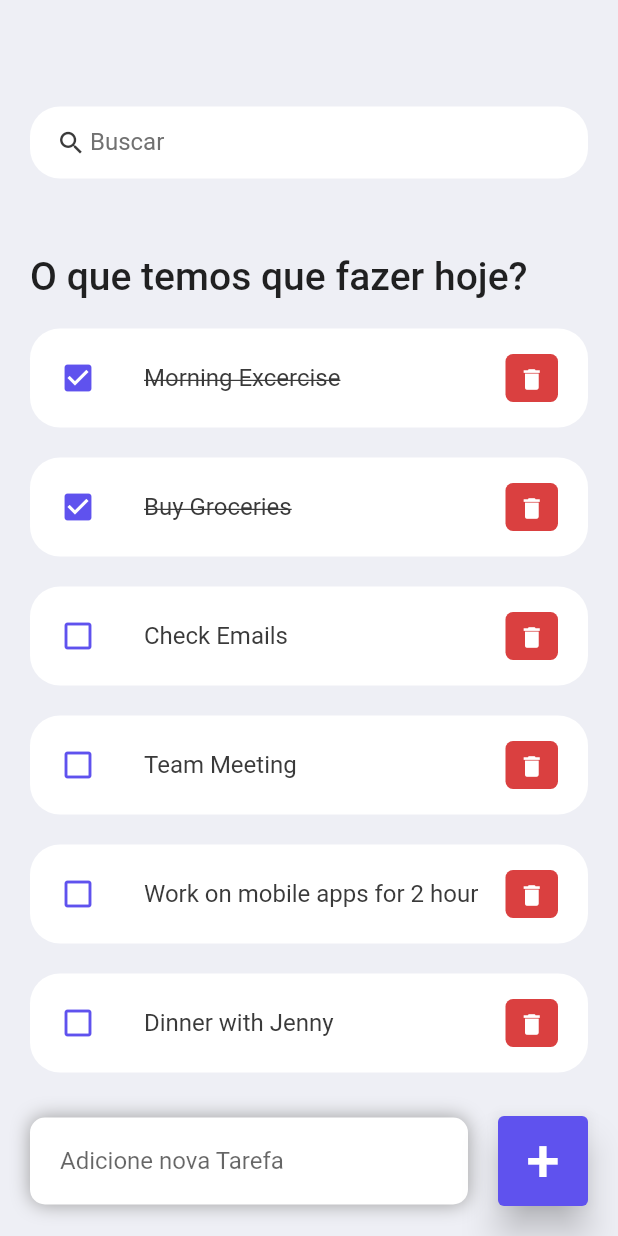
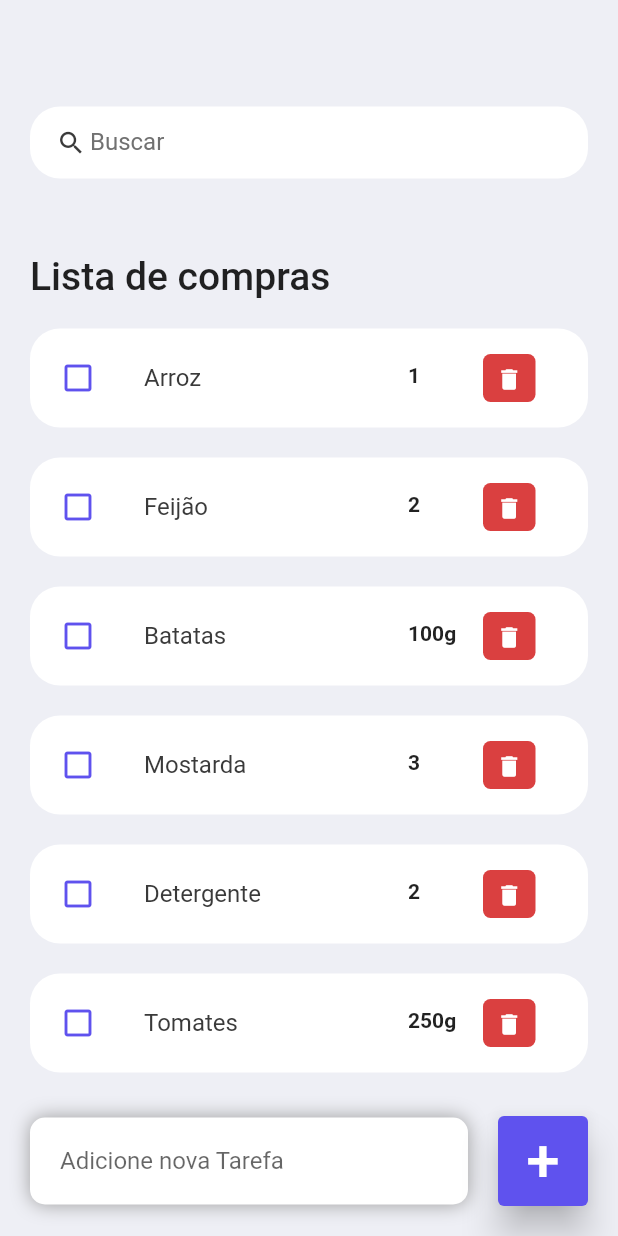
Before and after one commit to isabeleLima/Flutter_Lista_Compras, a Flutter app: the screen it shows after launch, on a phone screen of 412 x 824 dp. Run offline on Flutter 3.47's test engine with Material 2 defaults, Android fonts, the phone set to English and light mode, and no system bars.

Commit message:
Mudando de TODO para lista de compras

```diff
--- a/lib/main.dart
+++ b/lib/main.dart
@@ -15,7 +15,7 @@ class MyApp extends StatelessWidget {
     SystemChrome.setSystemUIOverlayStyle(SystemUiOverlayStyle(statusBarColor:Colors.transparent ));
     return MaterialApp(
       debugShowCheckedModeBanner: false,
-      title: 'ToDo App',
+      title: 'Shopping Cart',
       home: Home(),
     );
   }
--- /dev/null
+++ b/lib/model/cart.dart
@@ -0,0 +1,24 @@
+class Cart {
+  String? id;
+  String? text;
+  String? amount = '1';
+  bool isDone;
+
+  Cart({
+    required this.id,
+    required this.text,
+    this.amount,
+    this.isDone = false,
+  });
+
+  static List<Cart> itemList() {
+    return [
+      Cart(id: '01', text: 'Arroz', amount: '1'),
+      Cart(id: '02', text: 'Feijão', amount: '2'),
+      Cart(id: '03', text: 'Batatas', amount: '100g'),
+      Cart(id: '04', text: 'Mostarda', amount: '3'),
+      Cart(id: '05', text: 'Detergente', amount: '2'),
+      Cart(id: '06', text: 'Tomates', amount: '250g'),
+    ];
+  }
+}
--- a/lib/model/todo.dart
+++ /dev/null
@@ -1,22 +0,0 @@
-class ToDo {
-  String? id;
-  String? todoText;
-  bool isDone;
-
-  ToDo({
-    required this.id,
-    required this.todoText,
-    this.isDone = false,
-  });
-
-  static List<ToDo> todoList() {
-    return [
-      ToDo(id: '01', todoText: 'Morning Excercise', isDone: true ),
-      ToDo(id: '02', todoText: 'Buy Groceries', isDone: true ),
-      ToDo(id: '03', todoText: 'Check Emails', ),
-      ToDo(id: '04', todoText: 'Team Meeting', ),
-      ToDo(id: '05', todoText: 'Work on mobile apps for 2 hour', ),
-      ToDo(id: '06', todoText: 'Dinner with Jenny', ),
-    ];
-  }
-}
--- a/lib/screens/home.dart
+++ b/lib/screens/home.dart
@@ -1,7 +1,7 @@
 import 'package:flutter/material.dart';
 
 import '../constants/colors.dart';
-import '../model/todo.dart';
+import '../model/cart.dart';
 import '../widgets/to_do_item.dart';
 
 class Home extends StatefulWidget {
@@ -13,7 +13,7 @@ class Home extends StatefulWidget {
 }
 
 class _HomeState extends State<Home> {
-  final todoList = ToDo.todoList();
+  final itemList = Cart.itemList();
   // This widget is the root of your application.
   @override
   Widget build(BuildContext context) {
@@ -26,18 +26,18 @@ class _HomeState extends State<Home> {
       body: Stack(
         children: [
           Container(
-              padding: EdgeInsets.symmetric(horizontal: 20, vertical: 15),
+              padding: const EdgeInsets.symmetric(horizontal: 20, vertical: 15),
               child:Column(children: [
                 searchBox(),
                 Expanded(child:
                 ListView(
                   children: [
                     Container(
-                      margin: EdgeInsets.only(top:50,bottom: 20),
-                      child: Text('O que temos que fazer hoje?', style: TextStyle(fontSize: 26, fontWeight: FontWeight.w500),),
+                      margin: const EdgeInsets.only(top:50,bottom: 20),
+                      child: const Text('Lista de compras', style: TextStyle(fontSize: 26, fontWeight: FontWeight.w500),),
                     ),
-                    for ( ToDo todoo in todoList)
-                      ToDoItem(todo: todoo,onToDoChange: _handleToDoChange,onDeleteItem:_deleteToDoItem ,),
+                    for ( Cart cart in itemList)
+                      Item(cart: cart,onToDoChange: _handleToDoChange,onDeleteItem:_deleteToDoItem ,),
 
                   ],
                 ),
@@ -49,12 +49,12 @@ class _HomeState extends State<Home> {
             child: Row(children: [
               Expanded(
                 child: Container(
-                  margin: EdgeInsets.only(
+                  margin: const EdgeInsets.only(
                     bottom: 20,
                     right: 20,
                     left: 20,
                   ),
-                  padding: EdgeInsets.symmetric(
+                  padding: const EdgeInsets.symmetric(
                     horizontal: 20,
                     vertical: 5,
                   ),
@@ -70,7 +70,7 @@ class _HomeState extends State<Home> {
                     ],
                     borderRadius: BorderRadius.circular(10),
                   ),
-                  child: TextField(
+                  child: const TextField(
                     decoration: InputDecoration(
                         hintText: 'Adicione nova Tarefa',
                         border: InputBorder.none),
@@ -78,24 +78,24 @@ class _HomeState extends State<Home> {
                 ),
               ),
               Container(
-                margin: EdgeInsets.only(
+                margin: const EdgeInsets.only(
                   bottom: 20,
                   right: 20,
                 ),
                 child: ElevatedButton(
-                  child: Text(
+                  onPressed: () {
+
+                  },
+                  style: ElevatedButton.styleFrom(
+                    backgroundColor: tdBlue,
+                    minimumSize: const Size(60, 60),
+                    elevation: 10,
+                  ),
+                  child: const Text(
                     '+',
                     style: TextStyle(
                       fontSize: 40,
                     ),
-                  ),
-                  onPressed: () {
-
-                  },
-                  style: ElevatedButton.styleFrom(
-                    primary: tdBlue,
-                    minimumSize: Size(60, 60),
-                    elevation: 10,
                   ),
                 ),
               ),
@@ -108,12 +108,12 @@ class _HomeState extends State<Home> {
 
   Widget searchBox(){
     return  Container(
-      padding: EdgeInsets.symmetric(horizontal: 15),
+      padding: const EdgeInsets.symmetric(horizontal: 15),
       decoration: BoxDecoration(
           color: Colors.white,
           borderRadius: BorderRadius.circular(20)
       ),
-      child: TextField(
+      child: const TextField(
         decoration: InputDecoration(
             contentPadding: EdgeInsets.all(0),
             prefixIcon: Icon(Icons.search, color:tdBlack, size:20),
@@ -127,9 +127,9 @@ class _HomeState extends State<Home> {
   }
 
   void _deleteToDoItem(String id){
-    todoList.removeWhere((element) => element.id == id);
+    itemList.removeWhere((element) => element.id == id);
   }
-  void _handleToDoChange(ToDo todo){
+  void _handleToDoChange(Cart todo){
     setState(() {
       todo.isDone = !todo.isDone;
     });
--- a/lib/widgets/to_do_item.dart
+++ b/lib/widgets/to_do_item.dart
@@ -1,14 +1,14 @@
 import 'package:flutter/material.dart';
 
 import '../constants/colors.dart';
-import '../model/todo.dart';
+import '../model/cart.dart';
 
-class ToDoItem extends StatelessWidget {
-  final ToDo todo;
+class Item extends StatelessWidget {
+  final Cart cart;
   final onToDoChange;
   final onDeleteItem;
 
-  const ToDoItem({super.key, required this.todo, this.onToDoChange, this.onDeleteItem});
+  const Item({super.key, required this.cart, this.onToDoChange, this.onDeleteItem});
 
   @override
   Widget build(BuildContext context) {
@@ -16,7 +16,7 @@ class ToDoItem extends StatelessWidget {
       margin: EdgeInsets.only(bottom: 20),
       child: ListTile(
         onTap: (){
-          onToDoChange(todo);
+          onToDoChange(cart);
         },
         shape: RoundedRectangleBorder(
           borderRadius: BorderRadius.circular(20),
@@ -24,21 +24,43 @@ class ToDoItem extends StatelessWidget {
         contentPadding: EdgeInsets.symmetric(horizontal: 20, vertical: 5),
         tileColor: Colors.white,
         leading: Icon(
-          todo.isDone? Icons.check_box : Icons.check_box_outline_blank,
+          cart.isDone? Icons.check_box : Icons.check_box_outline_blank,
            color:tdBlue,
         ),
         title: Text(
-          todo.todoText!,
+          cart.text!,
           style: TextStyle(
             fontSize: 16,
             color:tdBlack,
-            decoration: todo.isDone? TextDecoration.lineThrough: null,),
+            decoration: cart.isDone? TextDecoration.lineThrough: null,),
         ),
         trailing: Container(
           padding: EdgeInsets.all(0),
           margin: EdgeInsets.symmetric(vertical: 12),
           height: 35,
+          width: 100,
+          decoration: BoxDecoration(
+            color: Colors.transparent,
+            borderRadius: BorderRadius.circular(5),
+          ),
+          child: Row(children: [
+            Container(
+                padding: const EdgeInsets.all(0),
+                height: 20,
+                width: 40,
+
+                child: Text(
+                cart.amount!,
+                style: const TextStyle(
+                    fontWeight: FontWeight.bold
+                )
+            )),
+            Container(
+              padding: const EdgeInsets.all(0),
+              margin: const EdgeInsets.fromLTRB(10, 0, 0, 0),
+              height: 35,
               width: 35,
+
               decoration: BoxDecoration(
                 color: tdRed,
                 borderRadius: BorderRadius.circular(5),
@@ -46,11 +68,13 @@ class ToDoItem extends StatelessWidget {
               child: IconButton(
                 color: Colors.white,
                 iconSize: 18,
-            icon: Icon(Icons.delete),
+                icon: const Icon(Icons.delete),
                 onPressed: () {
-              onDeleteItem(todo.id);
+                  onDeleteItem(cart.id);
                 },
-          ),
+              )
+            )
+          ]),
         ),
       ),
     );
```
Lines whose indentation alone changed are shown as unchanged.
